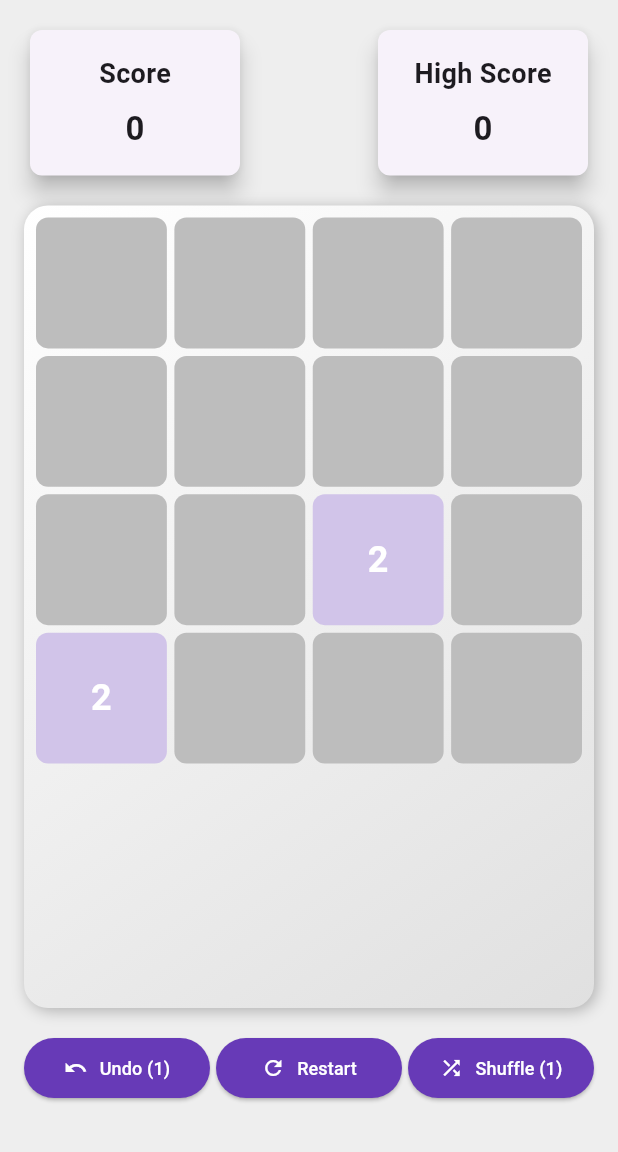
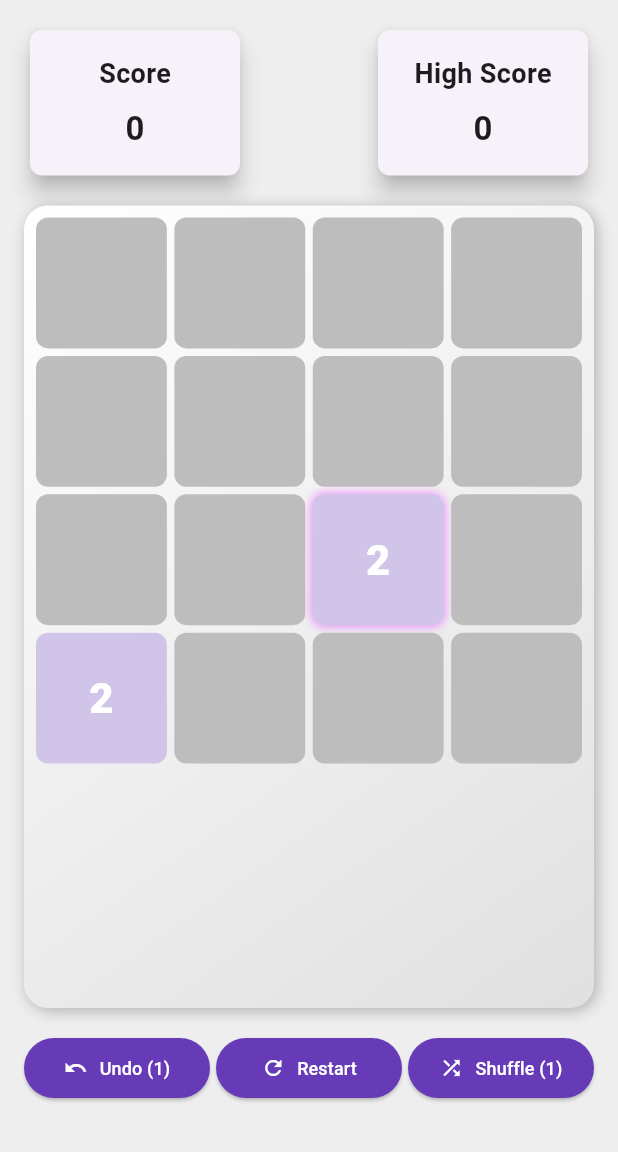
Before and after one commit to Shiloli-r/FusionGrid, a Flutter app: the screen it shows after launch, after a tap on "Play Now", on a phone screen of 412 x 824 dp, the part 84-1236 px from its top. Run offline on Flutter 3.47's test engine with Material 3 defaults, Android fonts, the phone set to English and light mode, and no system bars; our stand-ins replace get, google_mobile_ads, shared_preferences; network calls fail.

Commit message:
minor improvements

```diff
--- a/lib/controllers/game_controller.dart
+++ b/lib/controllers/game_controller.dart
@@ -13,6 +13,7 @@ class GameController extends GetxController {
   RxList<List<int>> board = RxList<List<int>>([]);
   RxInt score = 0.obs;
   RxInt highScore = 0.obs;
+  Rx<Point<int>?> lastNewTile = Rx<Point<int>?>(null);
   Rx<MoveDirection> lastMoveDirection = MoveDirection.none.obs;
 
   // Powerups: one free Undo and one free Shuffle per round.
@@ -91,6 +92,7 @@ class GameController extends GetxController {
       final random = Random();
       var pos = emptyPositions[random.nextInt(emptyPositions.length)];
       board[pos[0]][pos[1]] = (random.nextDouble() < 0.9) ? 2 : 4;
+      lastNewTile.value = Point(pos[0], pos[1]); // Track the last added tile
       board.refresh();
     }
   }
--- a/lib/widgets/game_board.dart
+++ b/lib/widgets/game_board.dart
@@ -12,7 +12,8 @@ class GameBoard extends StatelessWidget {
     return AspectRatio(
       aspectRatio: 1,
       child: GridView.builder(
-        physics: NeverScrollableScrollPhysics(), // Disable scrolling to capture vertical swipes
+        physics:
+            NeverScrollableScrollPhysics(), // Disable scrolling to capture vertical swipes
         itemCount: gridSize * gridSize,
         gridDelegate: SliverGridDelegateWithFixedCrossAxisCount(
           crossAxisCount: gridSize,
@@ -23,7 +24,7 @@ class GameBoard extends StatelessWidget {
           int row = index ~/ gridSize;
           int col = index % gridSize;
           int value = board[row][col];
-          return GridTileWidget(value: value);
+          return GridTileWidget(value: value, row: row, col: col);
         },
       ),
     );
--- a/lib/widgets/grid_tile.dart
+++ b/lib/widgets/grid_tile.dart
@@ -1,3 +1,5 @@
+import 'dart:math';
+
 import 'package:flutter/material.dart';
 import 'package:get/get.dart';
 import '../../utils/constants.dart';
@@ -6,13 +8,22 @@ import '../../models/move_direction.dart';
 
 class GridTileWidget extends StatelessWidget {
   final int value;
+  final int row;
+  final int col;
 
-  const GridTileWidget({super.key, required this.value});
+  const GridTileWidget({
+    super.key,
+    required this.value,
+    required this.row,
+    required this.col,
+  });
 
   @override
   Widget build(BuildContext context) {
-    // Get the last move direction from the controller.
-    final moveDirection = Get.find<GameController>().lastMoveDirection.value;
+    final gameController = Get.find<GameController>();
+    final isNewTile = gameController.lastNewTile.value == Point(row, col);
+
+    final moveDirection = gameController.lastMoveDirection.value;
     Offset beginOffset;
     switch (moveDirection) {
       case MoveDirection.left:
@@ -35,35 +46,77 @@ class GridTileWidget extends StatelessWidget {
       decoration: BoxDecoration(
         color: getTileColor(value),
         borderRadius: BorderRadius.circular(8),
+        boxShadow:
+            isNewTile
+                ? [
+                  BoxShadow(
+                    color: Colors.purpleAccent.shade100,
+                    blurRadius: 5,
+                  ),
+                ]
+                : [],
       ),
       child: Center(
-        child: value > 0
-            ? AnimatedSwitcher(
-          duration: Duration(milliseconds: 300),
-          transitionBuilder: (child, animation) {
-            // Combine slide and scale transitions.
-            return SlideTransition(
-              position: Tween<Offset>(
-                begin: beginOffset,
-                end: Offset.zero,
-              ).animate(animation),
-              child: ScaleTransition(
-                scale: Tween<double>(begin: 0.8, end: 1.0).animate(animation),
+        child:
+            value > 0
+                ? Stack(
+                  alignment: Alignment.center,
+                  children: [
+                    // Glow pulse behind new tile
+                    if (isNewTile)
+                      TweenAnimationBuilder<double>(
+                        tween: Tween<double>(begin: 0.0, end: 1.0),
+                        duration: const Duration(milliseconds: 500),
+                        curve: Curves.easeOut,
+                        builder: (context, value, child) {
+                          return Opacity(
+                            opacity: 1.0 - value,
+                            child: Container(
+                              width: 64 + (value * 20),
+                              height: 64 + (value * 20),
+                              decoration: BoxDecoration(
+                                color: Colors.greenAccent.withOpacity(0.3),
+                                shape: BoxShape.circle,
+                              ),
+                            ),
+                          );
+                        },
+                      ),
+
+                    // Main animated tile
+                    TweenAnimationBuilder<double>(
+                      tween: Tween<double>(
+                        begin: isNewTile ? 0.3 : 1.0,
+                        end: 1.0,
+                      ),
+                      duration:
+                          isNewTile
+                              ? const Duration(milliseconds: 500)
+                              : const Duration(milliseconds: 0),
+                      curve: isNewTile ? Curves.elasticOut : Curves.linear,
+                      builder: (context, anim, child) {
+                        return Transform(
+                          alignment: Alignment.center,
+                          transform:
+                              Matrix4.identity()
+                                ..scale(anim)
+                                ..rotateZ(isNewTile ? (1.0 - anim) * 0.5 : 0),
                           child: child,
-              ),
                         );
                       },
                       child: Text(
                         '$value',
-            key: ValueKey<int>(value),
-            style: TextStyle(
-              fontSize: 24,
-              fontWeight: FontWeight.bold,
+                        key: ValueKey('${row}_$col\_$value'),
+                        style: const TextStyle(
+                          fontSize: 28,
+                          fontWeight: FontWeight.w900,
                           color: Colors.white,
                         ),
                       ),
+                    ),
+                  ],
                 )
-            : SizedBox.shrink(),
+                : const SizedBox.shrink(),
       ),
     );
   }
```
Also changed, not shown: lib/views/home_page.dart (+6 -15 lines). Lines whose indentation alone changed are shown as unchanged.
